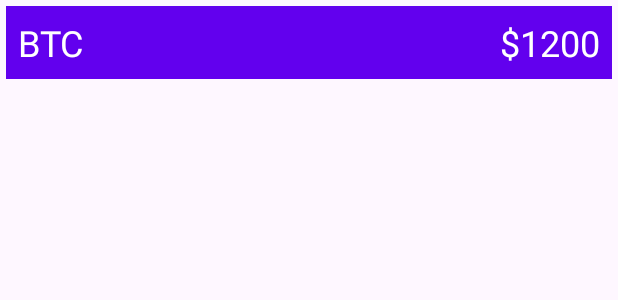
After one commit to VBulat74/CoroutineFlowRetry, an Android app: the layout crypto_item.xml on its own in the app's theme, with its tools: preview values and no code run, on a phone screen of 412 x 824 dp. The commit adds this screen. Shown: the top 300 px of the screen. Run offline under Robolectric (Android 15) with nearby library versions, the phone set to English and light mode, and no system bars.

Commit message:
Lesson 04 (prepare)

```diff
--- a/app/src/main/AndroidManifest.xml
+++ b/app/src/main/AndroidManifest.xml
@@ -13,6 +13,9 @@
         android:theme="@style/Theme.CoroutineFlowRetry"
         tools:targetApi="31">
         <activity
+            android:name=".crypto_app.CryptoActivity"
+            android:exported="false" />
+        <activity
             android:name=".lessons.lesson_02.Users2Activity"
             android:exported="false"
             android:windowSoftInputMode="adjustResize">
@@ -20,7 +23,6 @@
                 android:name="android.app.lib_name"
                 android:value="" />
         </activity>
-
         <activity
             android:name=".lessons.lesson_02.UsersActivity"
             android:exported="false"
@@ -29,7 +31,6 @@
                 android:name="android.app.lib_name"
                 android:value="" />
         </activity>
-
         <activity
             android:name=".MainActivity"
             android:exported="true">
@@ -38,6 +39,7 @@
 
                 <category android:name="android.intent.category.LAUNCHER" />
             </intent-filter>
+
             <meta-data
                 android:name="android.app.lib_name"
                 android:value="" />
--- a/app/src/main/java/ru/com/vbulat/coroutineflowretry/MainActivity.kt
+++ b/app/src/main/java/ru/com/vbulat/coroutineflowretry/MainActivity.kt
@@ -2,6 +2,7 @@ package ru.com.vbulat.coroutineflowretry
 
 import android.os.Bundle
 import androidx.appcompat.app.AppCompatActivity
+import ru.com.vbulat.coroutineflowretry.crypto_app.CryptoActivity
 import ru.com.vbulat.coroutineflowretry.databinding.ActivityMainBinding
 import ru.com.vbulat.coroutineflowretry.lessons.lesson_02.UsersActivity
 
@@ -17,5 +18,8 @@ class MainActivity : AppCompatActivity() {
         binding.buttonUsersActivity.setOnClickListener {
             startActivity(UsersActivity.newIntent(this))
         }
+        binding.buttonCryptoActivity.setOnClickListener {
+            startActivity(CryptoActivity.newIntent(this))
+        }
     }
 }
--- /dev/null
+++ b/app/src/main/java/ru/com/vbulat/coroutineflowretry/crypto_app/Currency.kt
@@ -0,0 +1,6 @@
+package ru.com.vbulat.coroutineflowretry.crypto_app
+
+data class Currency(
+    val name: String,
+    val price: Int,
+)
--- a/app/src/main/res/layout/activity_main.xml
+++ b/app/src/main/res/layout/activity_main.xml
@@ -12,4 +12,10 @@
         android:layout_width="match_parent"
         android:layout_height="wrap_content"
         android:text="@string/users_activity" />
+
+    <Button
+        android:id="@+id/button_crypto_activity"
+        android:layout_width="match_parent"
+        android:layout_height="wrap_content"
+        android:text="@string/crypto_activity" />
 </LinearLayout>
--- /dev/null
+++ b/app/src/main/res/layout/crypto_item.xml
@@ -0,0 +1,29 @@
+<?xml version="1.0" encoding="utf-8"?>
+<LinearLayout xmlns:android="http://schemas.android.com/apk/res/android"
+    xmlns:tools="http://schemas.android.com/tools"
+    android:layout_width="match_parent"
+    android:layout_height="wrap_content"
+    android:layout_margin="4dp"
+    android:background="@color/purple_500"
+    android:orientation="horizontal">
+
+    <TextView
+        android:id="@+id/text_view_currency_name"
+        android:layout_width="0dp"
+        android:layout_height="wrap_content"
+        android:layout_weight="1"
+        android:padding="8dp"
+        android:textColor="@color/white"
+        android:textSize="24sp"
+        tools:text="BTC" />
+
+    <TextView
+        android:id="@+id/text_view_currency_price"
+        android:layout_width="wrap_content"
+        android:layout_height="wrap_content"
+        android:padding="8dp"
+        android:textColor="@color/white"
+        android:textSize="24sp"
+        tools:text="$1200" />
+
+</LinearLayout>
--- a/app/src/main/res/values/strings.xml
+++ b/app/src/main/res/values/strings.xml
@@ -1,8 +1,9 @@
 <resources>
-    <string name="app_name">CoroutineFlowRetry</string>
-
+    <string name="app_name">Coroutine Flow</string>
     <string name="add_user">Add user</string>
     <string name="enter_username">Enter username:</string>
     <string name="users_activity">Users Activity</string>
     <string name="launch_next_screen">Launch next screen</string>
+    <string name="currency_price">$%s</string>
+    <string name="crypto_activity">Crypto Activity</string>
 </resources>
```
Also changed, not shown: app/src/main/java/ru/com/vbulat/coroutineflowretry/crypto_app/CryptoActivity.kt (added, +56 -0 lines), app/src/main/java/ru/com/vbulat/coroutineflowretry/crypto_app/CryptoAdapter.kt (added, +43 -0 lines), app/src/main/java/ru/com/vbulat/coroutineflowretry/crypto_app/CryptoRepository.kt (added, +33 -0 lines), app/src/main/java/ru/com/vbulat/coroutineflowretry/crypto_app/CryptoViewModel.kt (added, +34 -0 lines), app/src/main/java/ru/com/vbulat/coroutineflowretry/crypto_app/State.kt (added, +7 -0 lines), app/src/main/res/layout/activity_crypto.xml (added, +22 -0 lines).
